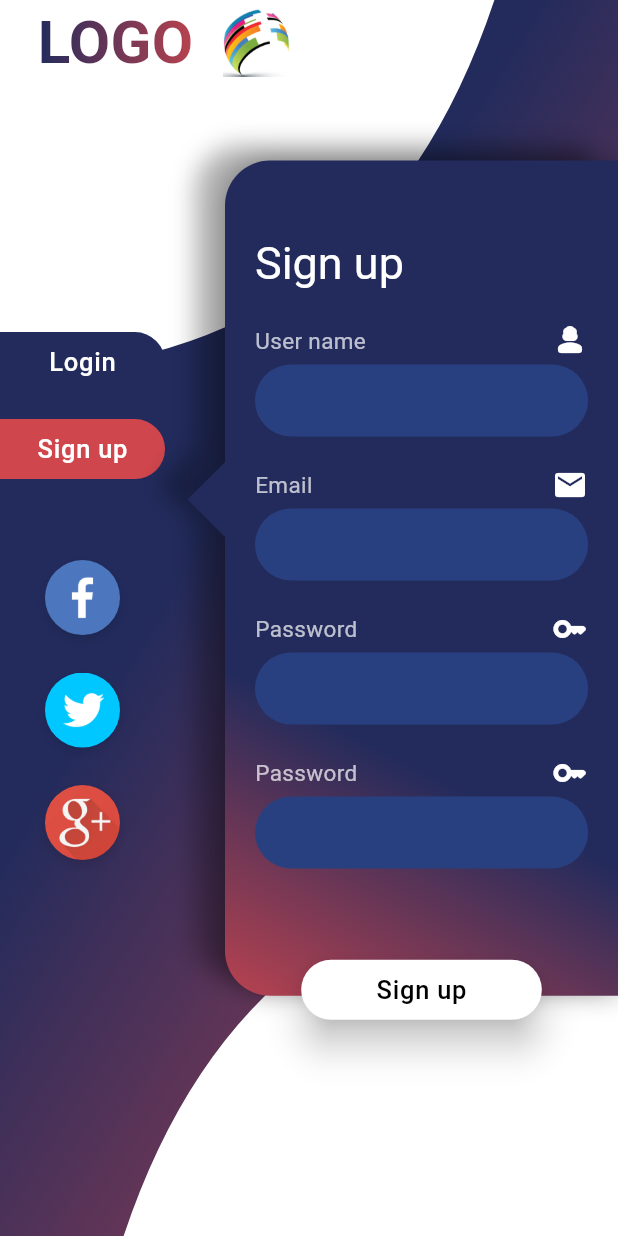
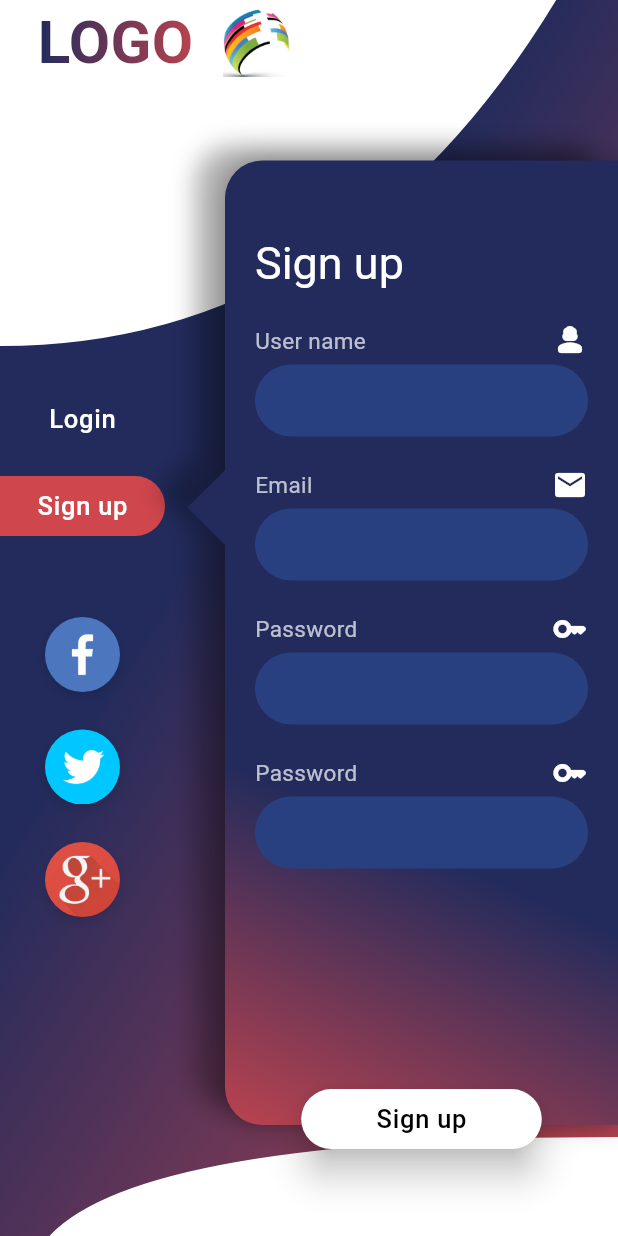
Before and after one commit to ParimSsme/login_signup_challenge2, a Flutter app: the screen it shows after launch, after a tap on "Sign up", on a phone screen of 412 x 824 dp. Run offline on Flutter 3.47's test engine with Material 3 defaults, Android fonts, the phone set to English and light mode, and no system bars; our stand-ins replace device_preview.

Commit message:
fix some design problems

```diff
--- a/lib/core/painters/auth_form_painter.dart
+++ b/lib/core/painters/auth_form_painter.dart
@@ -20,8 +20,8 @@ class AuthFormPainter extends CustomPainter {
       0,
       size.width,
       size.height - 20,
-      topLeft: const Radius.circular(30),
-      bottomLeft: const Radius.circular(30),
+      topLeft: const Radius.circular(25),
+      bottomLeft: const Radius.circular(25),
     );
     path.addRRect(rRect);
 
--- a/lib/core/painters/background_painter.dart
+++ b/lib/core/painters/background_painter.dart
@@ -8,18 +8,18 @@ class BackgroundPainter extends CustomPainter {
       ..style = PaintingStyle.fill;
 
     Path path = Path();
-    double topWidth = size.width * .8;
-    double topControlPoint = size.width * .6;
-    path.lineTo(0, topControlPoint);
-    path.quadraticBezierTo(topControlPoint, topControlPoint, topWidth, 0);
+    double topCircleWidth = size.width * .9;
+    double topCircleHeight = size.height * .28;
+    path.lineTo(0, topCircleHeight);
+    path.quadraticBezierTo(topCircleHeight, topCircleHeight, topCircleWidth, 0);
 
-    double bottomHeight = size.height - size.width * .6;
-    double bottomCtrlPoint = size.width * .2;
-    path.moveTo(size.width, bottomHeight);
+    double bottomCircleHeight = size.height  * .92;
+    double leftSpace = size.width * .08;
+    path.moveTo(size.width, bottomCircleHeight);
     path.quadraticBezierTo(
-      size.width * .4,
-      bottomHeight,
-      bottomCtrlPoint,
+      size.width * .23,
+      bottomCircleHeight,
+      leftSpace,
       size.height,
     );
     path.lineTo(size.width, size.height);
--- a/lib/features/authentication/view/authentication_screen.dart
+++ b/lib/features/authentication/view/authentication_screen.dart
@@ -28,6 +28,7 @@ class AuthenticationScreen extends StatelessWidget {
           painter: BackgroundPainter(),
           child: Column(
             crossAxisAlignment: CrossAxisAlignment.start,
+            mainAxisAlignment: MainAxisAlignment.start,
             spacing: 50,
             children: [
               Padding(
@@ -54,7 +55,7 @@ class AuthenticationScreen extends StatelessWidget {
                 ),
               ),
               Row(
-                crossAxisAlignment: CrossAxisAlignment.center,
+                crossAxisAlignment: CrossAxisAlignment.start,
                 spacing: 10,
                 children: [
                   SizedBox(
@@ -63,7 +64,8 @@ class AuthenticationScreen extends StatelessWidget {
                   ),
                   Expanded(
                     child: SizedBox(
-                      height: size.height * .7,
+                      /// 20: bottom button space, 55: top logo & text
+                      height: (size.height * .92) - 20 - 75,
                       child: AnimatedSwitcher(
                         duration: const Duration(milliseconds: 600),
                         transitionBuilder: (child, animation) {
--- a/lib/features/authentication/view/widgets/auth_buttons.dart
+++ b/lib/features/authentication/view/widgets/auth_buttons.dart
@@ -11,8 +11,11 @@ class AuthButtons extends StatelessWidget {
   @override
   Widget build(BuildContext context) {
     final vm = context.watch<AuthViewModel>();
+    final topPadding = MediaQuery.sizeOf(context).height * .18;
 
-    return Column(
+    return Padding(
+      padding: EdgeInsets.only(top: topPadding),
+      child: Column(
         crossAxisAlignment: CrossAxisAlignment.stretch,
         mainAxisAlignment: MainAxisAlignment.center,
         spacing: 10,
@@ -62,6 +65,7 @@ class AuthButtons extends StatelessWidget {
             ],
           )
         ],
+      ),
     );
   }
 }
--- a/lib/features/authentication/view/widgets/sign_in_form.dart
+++ b/lib/features/authentication/view/widgets/sign_in_form.dart
@@ -14,8 +14,10 @@ class SignInForm extends StatelessWidget {
     final emailController = TextEditingController();
     final passwordController = TextEditingController();
 
+    final topPadding = MediaQuery.sizeOf(context).height * .18;
+
     return CustomPaint(
-      painter: AuthFormPainter(142),
+      painter: AuthFormPainter(topPadding),
       child: Padding(
         padding: const EdgeInsets.only(left: 50, right: 20),
         child: Column(
--- a/lib/features/authentication/view/widgets/sign_up_form.dart
+++ b/lib/features/authentication/view/widgets/sign_up_form.dart
@@ -15,8 +15,10 @@ class SignUpForm extends StatelessWidget {
     final emailController = TextEditingController();
     final passwordController = TextEditingController();
 
+    final topPadding = MediaQuery.sizeOf(context).height * .18 + 58;
+
     return CustomPaint(
-      painter: AuthFormPainter(201),
+      painter: AuthFormPainter(topPadding),
       child: Padding(
         padding: const EdgeInsets.only(left: 50, right: 20),
         child: Column(
--- a/lib/main.dart
+++ b/lib/main.dart
@@ -1,3 +1,4 @@
+import 'package:device_preview/device_preview.dart';
 import 'package:flutter/material.dart';
 import 'package:flutter/services.dart';
 import 'package:login_signup_challenge2/theme/app_theme.dart';
@@ -15,10 +16,13 @@ Future<void> main() async {
   );
 
   runApp(
-    ChangeNotifierProvider(
-      create: (_) => AuthViewModel(),
-      child: const MyApp(),
-    ),
+      DevicePreview(
+        enabled: true,
+        builder: (context) => ChangeNotifierProvider(
+          create: (_) => AuthViewModel(),
+          child: const MyApp(),
+        ), // Wrap your app
+      ),
   );
 }
 
--- a/pubspec.yaml
+++ b/pubspec.yaml
@@ -36,7 +36,7 @@ dependencies:
   cupertino_icons: ^1.0.8
   provider:
   flutter_animate:
-  animations:
+
 dev_dependencies:
   flutter_test:
     sdk: flutter
```
Also changed, not shown: pubspec.lock. Lines whose indentation alone changed are shown as unchanged.
